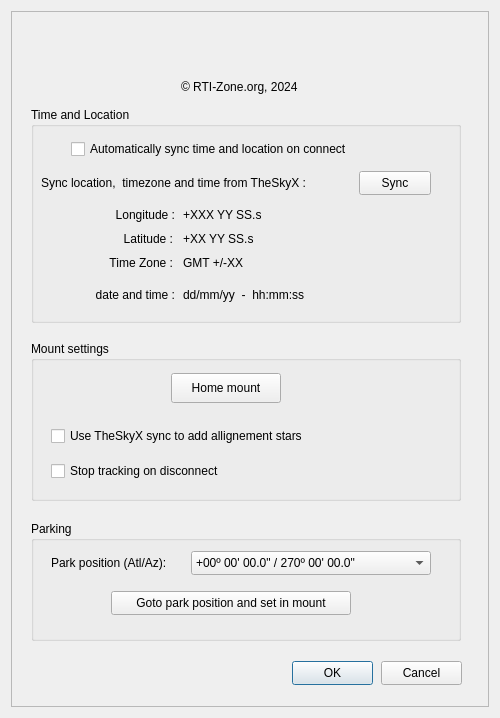
Above: OnStep.ui from rpineau/OnStep before the change. Below: the same form after it.
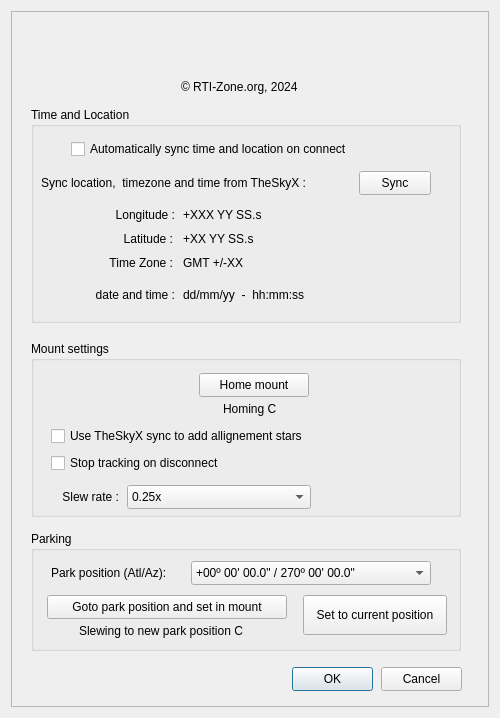
That is the form after the change. Icons and pictures are not drawn. Custom widgets are drawn as their Qt base class.

```diff
--- a/OnStep.ui
+++ b/OnStep.ui
@@ -71,7 +71,7 @@
       <property name="geometry">
        <rect>
         <x>281</x>
-        <y>650</y>
+        <y>656</y>
         <width>81</width>
         <height>24</height>
        </rect>
@@ -87,7 +87,7 @@
       <property name="geometry">
        <rect>
         <x>370</x>
-        <y>650</y>
+        <y>656</y>
         <width>81</width>
         <height>24</height>
        </rect>
@@ -308,7 +308,7 @@
         <x>20</x>
         <y>330</y>
         <width>430</width>
-        <height>160</height>
+        <height>176</height>
        </rect>
       </property>
       <property name="title">
@@ -317,10 +317,10 @@
       <widget class="QPushButton" name="pushButton_3">
        <property name="geometry">
         <rect>
-         <x>140</x>
+         <x>168</x>
          <y>32</y>
          <width>110</width>
-         <height>30</height>
+         <height>24</height>
         </rect>
        </property>
        <property name="text">
@@ -331,7 +331,7 @@
        <property name="geometry">
         <rect>
          <x>20</x>
-         <y>120</y>
+         <y>112</y>
          <width>200</width>
          <height>20</height>
         </rect>
@@ -353,12 +353,101 @@
         <string>Use TheSkyX sync to add allignement stars</string>
        </property>
       </widget>
+      <widget class="QComboBox" name="comboBox_2">
+       <property name="geometry">
+        <rect>
+         <x>96</x>
+         <y>144</y>
+         <width>184</width>
+         <height>24</height>
+        </rect>
+       </property>
+       <item>
+        <property name="text">
+         <string>0.25x</string>
+        </property>
+       </item>
+       <item>
+        <property name="text">
+         <string>0.5x</string>
+        </property>
+       </item>
+       <item>
+        <property name="text">
+         <string>1x (Guide)</string>
+        </property>
+       </item>
+       <item>
+        <property name="text">
+         <string>2x</string>
+        </property>
+       </item>
+       <item>
+        <property name="text">
+         <string>4x (Centering)</string>
+        </property>
+       </item>
+       <item>
+        <property name="text">
+         <string>8x (Move)</string>
+        </property>
+       </item>
+       <item>
+        <property name="text">
+         <string>24x (Slew)</string>
+        </property>
+       </item>
+       <item>
+        <property name="text">
+         <string>48x</string>
+        </property>
+       </item>
+       <item>
+        <property name="text">
+         <string>Half-Max</string>
+        </property>
+       </item>
+       <item>
+        <property name="text">
+         <string>Max</string>
+        </property>
+       </item>
+      </widget>
+      <widget class="QLabel" name="label_2">
+       <property name="geometry">
+        <rect>
+         <x>16</x>
+         <y>144</y>
+         <width>72</width>
+         <height>24</height>
+        </rect>
+       </property>
+       <property name="text">
+        <string>Slew rate :</string>
+       </property>
+       <property name="alignment">
+        <set>Qt::AlignRight|Qt::AlignTrailing|Qt::AlignVCenter</set>
+       </property>
+      </widget>
+      <widget class="QLabel" name="homingProgress">
+       <property name="geometry">
+        <rect>
+         <x>192</x>
+         <y>56</y>
+         <width>96</width>
+         <height>24</height>
+        </rect>
+       </property>
+       <property name="text">
+        <string>Homing C</string>
+       </property>
+      </widget>
      </widget>
      <widget class="QGroupBox" name="groupBox_3">
       <property name="geometry">
        <rect>
         <x>20</x>
-        <y>510</y>
+        <y>520</y>
         <width>430</width>
         <height>120</height>
        </rect>
@@ -407,8 +496,8 @@
       <widget class="QPushButton" name="pushButton_2">
        <property name="geometry">
         <rect>
-         <x>80</x>
-         <y>70</y>
+         <x>16</x>
+         <y>64</y>
          <width>240</width>
          <height>24</height>
         </rect>
@@ -417,6 +506,32 @@
         <string>Goto park position and set in mount</string>
        </property>
       </widget>
+      <widget class="QLabel" name="parkingProgress">
+       <property name="geometry">
+        <rect>
+         <x>48</x>
+         <y>88</y>
+         <width>192</width>
+         <height>24</height>
+        </rect>
+       </property>
+       <property name="text">
+        <string>Slewing to new park position C</string>
+       </property>
+      </widget>
+      <widget class="QPushButton" name="pushButton_4">
+       <property name="geometry">
+        <rect>
+         <x>272</x>
+         <y>64</y>
+         <width>144</width>
+         <height>40</height>
+        </rect>
+       </property>
+       <property name="text">
+        <string>Set to current position</string>
+       </property>
+      </widget>
      </widget>
     </widget>
    </item>
```
